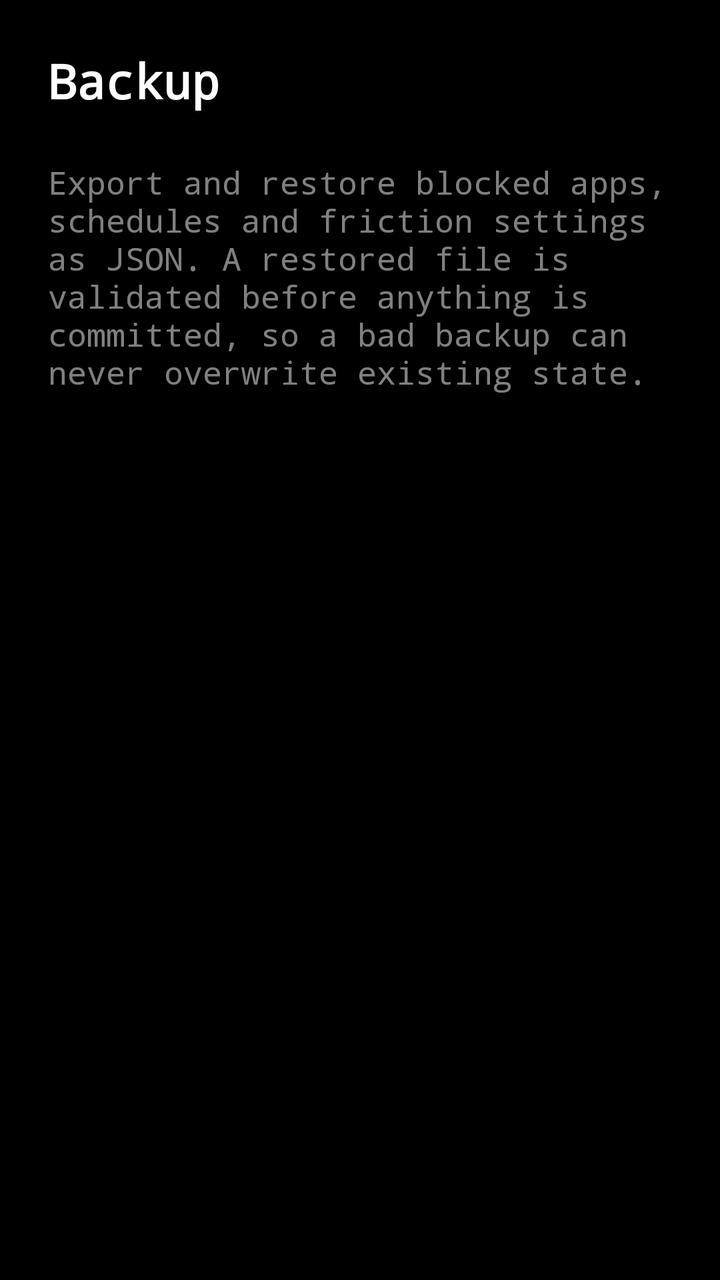
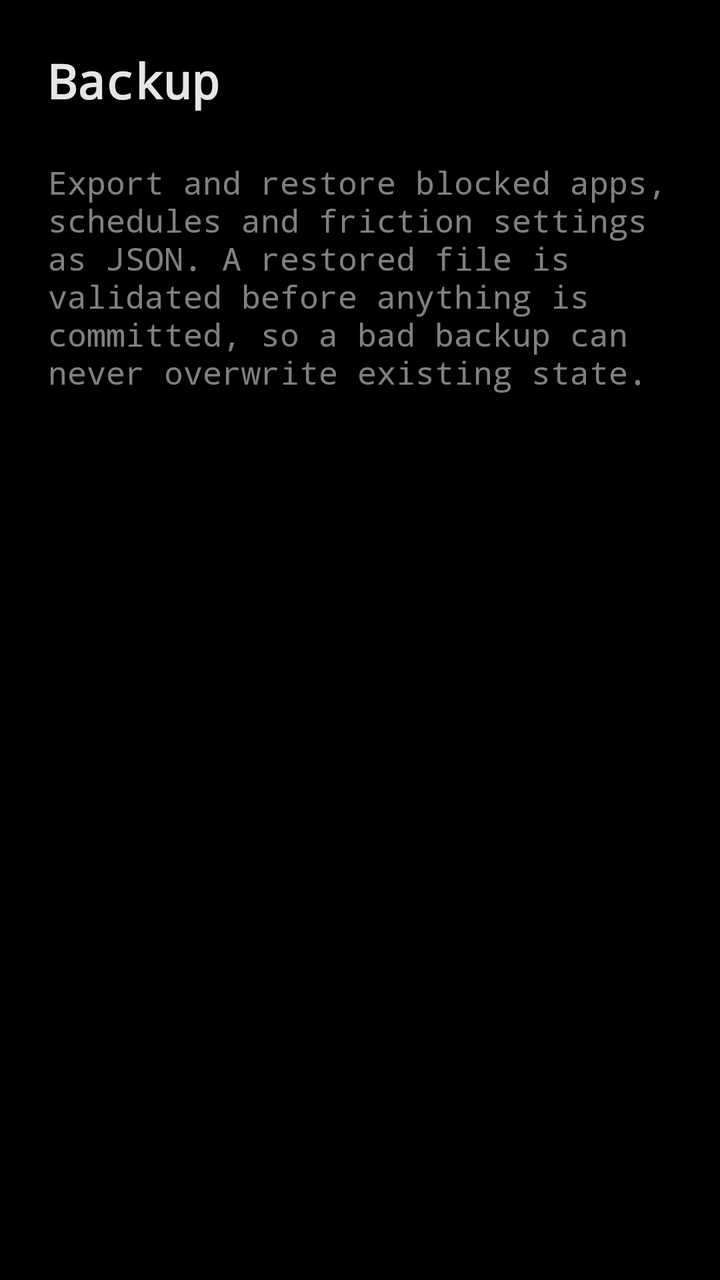

Two renders of the same Android screen: before a commit and after it. Below are the layout's source before the change and the commit's diff.
<!-- AndroidManifest.xml: application theme Theme.NopeMode -->
<!-- res/layout/activity_backup.xml -->
<?xml version="1.0" encoding="utf-8"?>
<androidx.constraintlayout.widget.ConstraintLayout
    xmlns:android="http://schemas.android.com/apk/res/android"
    xmlns:app="http://schemas.android.com/apk/res-auto"
    android:layout_width="match_parent"
    android:layout_height="match_parent"
    android:padding="24dp">

    <TextView
        android:fontFamily="@string/font_body"
        android:id="@+id/titleText"
        android:layout_width="wrap_content"
        android:layout_height="wrap_content"
        android:text="@string/backup_title"
        android:textSize="24sp"
        android:textStyle="bold"
        android:textColor="@color/pxx_paper"
        app:layout_constraintTop_toTopOf="parent"
        app:layout_constraintStart_toStartOf="parent" />

    <TextView
        android:fontFamily="@string/font_body"
        android:id="@+id/hintText"
        android:layout_width="0dp"
        android:layout_height="wrap_content"
        android:layout_marginTop="24dp"
        android:text="@string/backup_hint"
        android:textSize="16sp"
        android:textColor="@color/pxx_white_50"
        app:layout_constraintTop_toBottomOf="@id/titleText"
        app:layout_constraintStart_toStartOf="parent"
        app:layout_constraintEnd_toEndOf="parent" />

</androidx.constraintlayout.widget.ConstraintLayout>
<!-- resources referenced by this layout -->
<resources>
  <color name="pxx_paper">#FFFFFF</color>
  <color name="pxx_white_50">#80FFFFFF</color>
  <string name="backup_hint">Export and restore blocked apps, schedules and friction settings as JSON. A restored file is validated before anything is committed, so a bad backup can never overwrite existing state.</string>
  <string name="backup_title">Backup</string>
  <string name="font_body" translatable="false">monospace</string>
  <style name="Theme.NopeMode" parent="Theme.Material3.Dark.NoActionBar">
          <item name="android:windowBackground">@color/pxx_ink</item>
          <item name="android:colorBackground">@color/pxx_ink</item>
  
          
          <item name="colorPrimary">@color/pxx_signal</item>
          <item name="colorOnPrimary">@color/pxx_ink</item>
          <item name="colorSecondary">@color/pxx_signal</item>
          <item name="colorOnSecondary">@color/pxx_ink</item>
          <item name="colorAccent">@color/pxx_signal</item>
  
          <item name="android:colorControlActivated">@color/pxx_signal</item>
          <item name="android:colorControlNormal">@color/pxx_white_50</item>
  
          <item name="android:textColorPrimary">@color/pxx_white_90</item>
          <item name="android:textColorSecondary">@color/pxx_white_50</item>
          <item name="android:textColorHint">@color/pxx_white_50</item>
  
          <item name="android:statusBarColor">@color/pxx_ink</item>
          <item name="android:navigationBarColor">@color/pxx_ink</item>
          <item name="android:windowLightStatusBar">false</item>
  
          <item name="android:fontFamily">@string/font_body</item>
      </style>
  <color name="pxx_ink">#000000</color>
  <color name="pxx_signal">#FFFFFF</color>
  <color name="pxx_white_90">#E6FFFFFF</color>
</resources>

<!-- the commit's change to res/layout/activity_backup.xml (unified diff, before → after) -->
@@ -14,7 +14,7 @@
         android:text="@string/backup_title"
         android:textSize="24sp"
         android:textStyle="bold"
-        android:textColor="@color/pxx_paper"
+        android:textColor="@color/pxx_white_90"
         app:layout_constraintTop_toTopOf="parent"
         app:layout_constraintStart_toStartOf="parent" />
 
<!-- resource entries referenced after the edit -->
@@ -1,6 +1,5 @@
 <!-- resources referenced by this layout -->
 <resources>
-  <color name="pxx_paper">#FFFFFF</color>
   <color name="pxx_white_50">#80FFFFFF</color>
   <string name="backup_hint">Export and restore blocked apps, schedules and friction settings as JSON. A restored file is validated before anything is committed, so a bad backup can never overwrite existing state.</string>
   <string name="backup_title">Backup</string>
